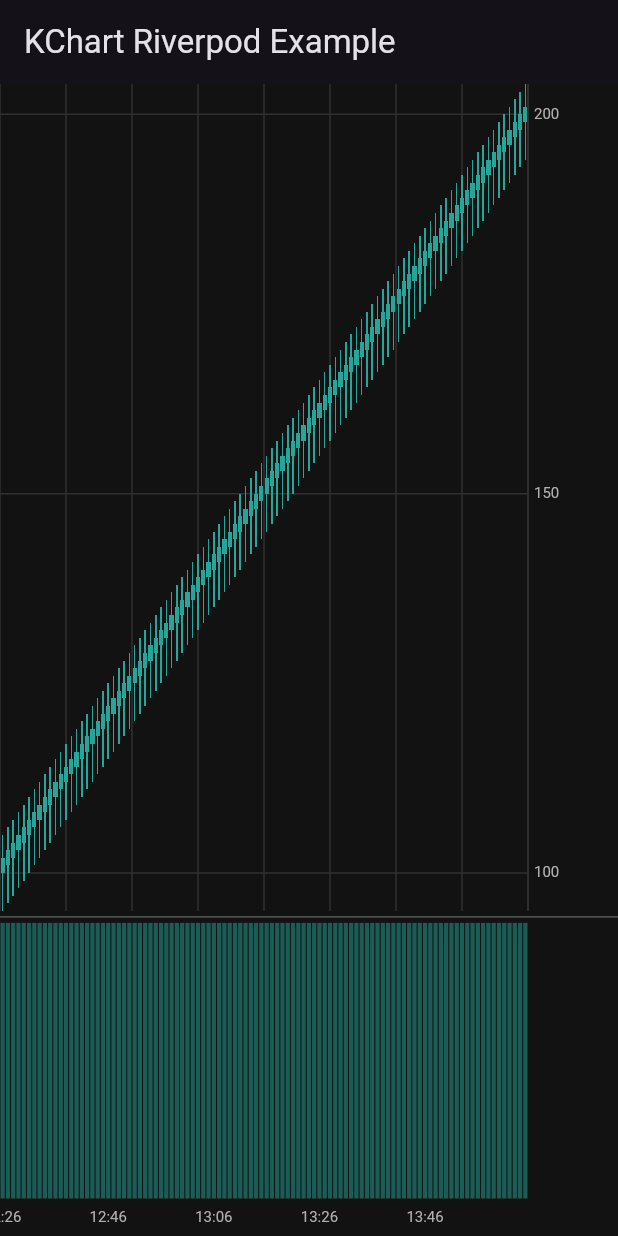
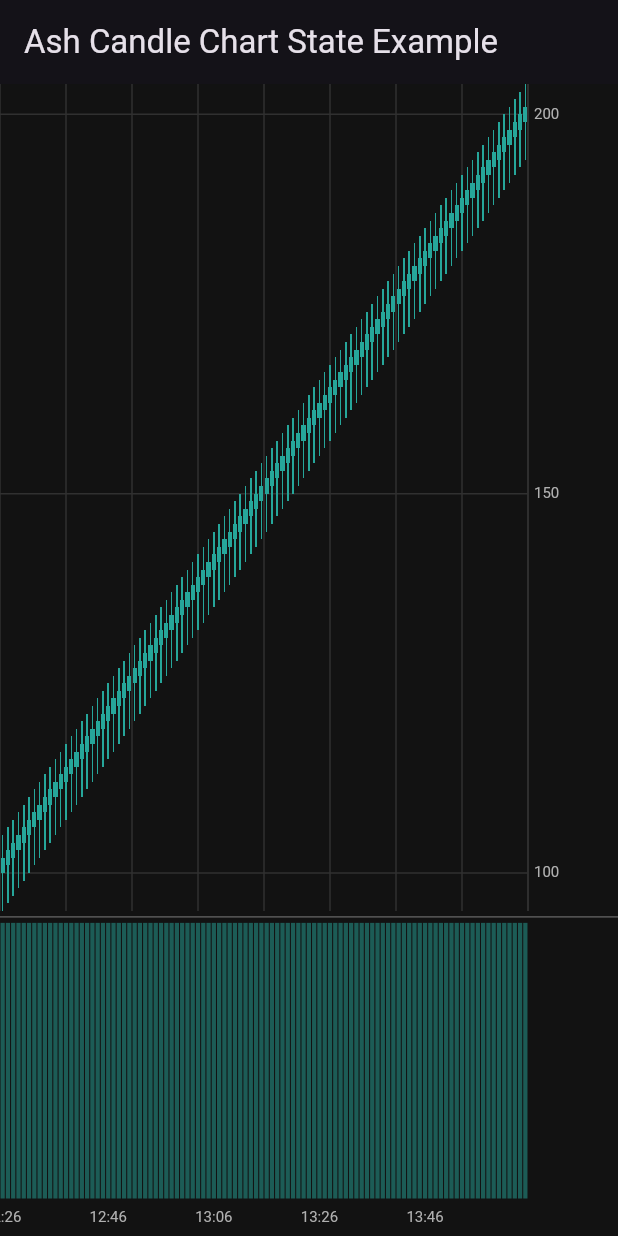
Before and after one commit to Informatica-ASHware/AshCandleChart, a Flutter app: the screen it shows after launch, on a phone screen of 412 x 824 dp. Run offline on Flutter 3.47's test engine with Material 3 defaults, Android fonts, the phone set to English and light mode, and no system bars; our stand-ins replace flutter_riverpod, freezed_annotation.

Commit message:
Publicando la primera versión 0.1.0-dev.1

```diff
--- a/packages/ash_candle_chart_state/example/lib/main.dart
+++ b/packages/ash_candle_chart_state/example/lib/main.dart
@@ -52,7 +52,7 @@ class ChartScreen extends ConsumerWidget {
     ));
 
     return Scaffold(
-      appBar: AppBar(title: const Text('KChart Riverpod Example')),
+      appBar: AppBar(title: const Text('Ash Candle Chart State Example')),
       body: KChart(controller: controller),
     );
   }
```
